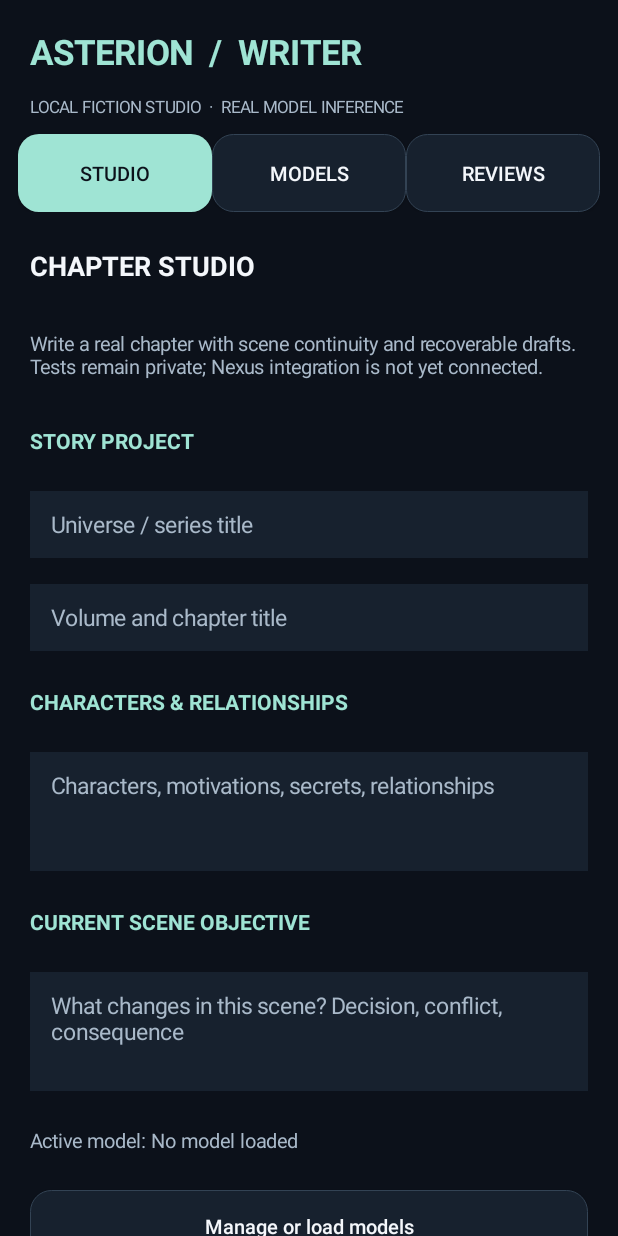
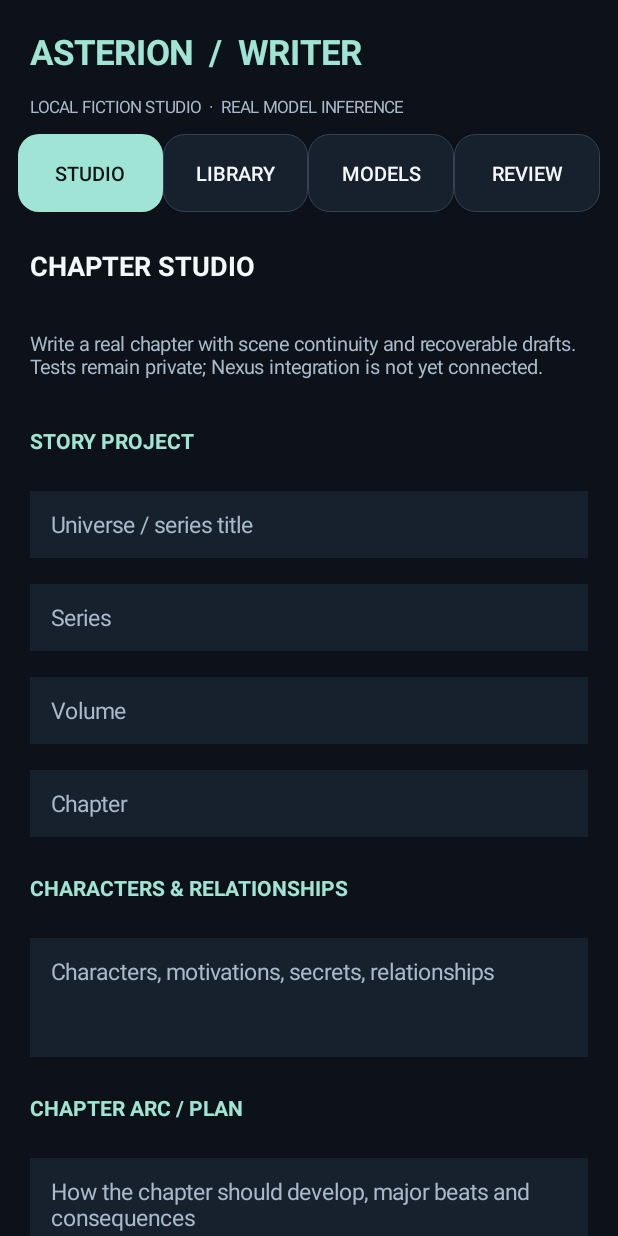
Before and after one commit to Azrazieliz/Asterion-Writing, an Android app: the screen it shows after launch (MainActivity), on a phone screen of 412 x 824 dp. Run offline under Robolectric (Android 15) with nearby library versions, the phone set to English and light mode, and no system bars; libraries missing offline, so code that uses them is left out: com.arm.aichat; 1 statement that could not run was skipped.

Commit message:
Wire structured story state, project navigation, chapter editor and narrative controller into Android

```diff
--- a/app/src/main/java/com/asterion/writing/preview/MainActivity.kt
+++ b/app/src/main/java/com/asterion/writing/preview/MainActivity.kt
@@ -20,6 +20,10 @@ import android.widget.*
 import com.arm.aichat.AiChat
 import com.arm.aichat.InferenceEngine
 import com.asterion.writing.QualityGate
+import com.asterion.writing.NarrativeController
+import com.asterion.writing.SceneObjective
+import com.asterion.writing.ChapterContext
+import com.asterion.writing.AuthoringProfile
 import kotlinx.coroutines.*
 import kotlinx.coroutines.flow.collect
 import kotlinx.coroutines.flow.first
@@ -49,6 +53,12 @@ class MainActivity : Activity() {
     private var segments = 4
     private var projectTitle = ""
     private var chapterTitle = ""
+    private var seriesTitle = ""
+    private var volumeTitle = ""
+    private var chapterPlan = ""
+    private var authorProfile = ""
+    private var pointOfView = ""
+    private var editorGuidance = ""
     private var cast = ""
     private var sceneObjective = ""
     private var downloadProgressView: ProgressBar? = null
@@ -69,16 +79,26 @@ class MainActivity : Activity() {
         generated = WritingTestBench.readCheckpoint(this).ifBlank { prefs.getString("generated", "") ?: "" }
         projectTitle = prefs.getString("project_title", "") ?: ""
         chapterTitle = prefs.getString("chapter_title", "") ?: ""
+        seriesTitle = prefs.getString("series_title", "") ?: ""
+        volumeTitle = prefs.getString("volume_title", "") ?: ""
+        chapterPlan = prefs.getString("chapter_plan", "") ?: ""
+        authorProfile = prefs.getString("author_profile", "") ?: ""
+        pointOfView = prefs.getString("point_of_view", "") ?: ""
+        editorGuidance = prefs.getString("editor_guidance", "") ?: ""
         cast = prefs.getString("cast", "") ?: ""
         sceneObjective = prefs.getString("scene_objective", "") ?: ""
         tokenCap = prefs.getInt("token_cap", 1280)
         contextCap = prefs.getInt("context_cap", 4096)
         segments = prefs.getInt("segments", 4)
+        val current = prefs.getString("active_workspace_id", null)?.let {
+            runCatching { WriterWorkspaceStore(this).get(it) }.getOrNull()
+        }
+        if (current != null) restoreWorkspace(current)
         build()
         handler.post(object: Runnable {
             override fun run() {
                 if (!isFinishing) {
-                    if (tab == 1) {
+                    if (tab == 2) {
                         statusView?.text = prefs.getString(ModelDownloadService.KEY_STATUS, "No active download")
                         downloadProgressView?.progress = prefs.getInt(ModelDownloadService.KEY_PROGRESS, 0)
                         resumeDownloadButton?.isEnabled = ModelDownloadService.resumable(this@MainActivity) &&
@@ -138,16 +158,19 @@ class MainActivity : Activity() {
         outer.addView(header)
         val nav = LinearLayout(this); nav.setPadding(dp(12), 0, dp(12), 0)
         val w = button("STUDIO", { tab = 0; build() }, tab == 0)
-        val m = button("MODELS", { tab = 1; build() }, tab == 1)
-        val r = button("REVIEWS", { tab = 2; build() }, tab == 2)
-        nav.addView(w, LinearLayout.LayoutParams(0, dp(52), 1f)); nav.addView(m, LinearLayout.LayoutParams(0, dp(52), 1f))
+        val l = button("LIBRARY", { tab = 1; build() }, tab == 1)
+        val m = button("MODELS", { tab = 2; build() }, tab == 2)
+        val r = button("REVIEW", { tab = 3; build() }, tab == 3)
+        nav.addView(w, LinearLayout.LayoutParams(0, dp(52), 1f))
+        nav.addView(l, LinearLayout.LayoutParams(0, dp(52), 1f))
+        nav.addView(m, LinearLayout.LayoutParams(0, dp(52), 1f))
         nav.addView(r, LinearLayout.LayoutParams(0, dp(52), 1f))
         outer.addView(nav)
         val scroll = ScrollView(this); scroll.isFillViewport = true
         content = LinearLayout(this); content.orientation = LinearLayout.VERTICAL; content.setPadding(dp(20), dp(8), dp(20), dp(36))
         scroll.addView(content); outer.addView(scroll, LinearLayout.LayoutParams(-1, 0, 1f))
         setContentView(outer)
-        when(tab) { 0 -> writerPage(); 1 -> modelPage(); else -> resultsPage() }
+        when(tab) { 0 -> writerPage(); 1 -> workspacePage(); 2 -> modelPage(); else -> resultsPage() }
     }
     private fun writerPage() {
         group(label("CHAPTER STUDIO", 18f, white, true))
@@ -156,20 +179,30 @@ class MainActivity : Activity() {
         val projectInput = field(projectTitle, 1, "Universe / series title")
         projectInput.addTextChangedListener(watcher { projectTitle = it; prefs.edit().putString("project_title", it).apply() })
         group(projectInput)
-        val chapterInput = field(chapterTitle, 1, "Volume and chapter title")
+        val seriesInput = field(seriesTitle, 1, "Series")
+        seriesInput.addTextChangedListener(watcher { seriesTitle = it; prefs.edit().putString("series_title", it).apply() })
+        group(seriesInput)
+        val volumeInput = field(volumeTitle, 1, "Volume")
+        volumeInput.addTextChangedListener(watcher { volumeTitle = it; prefs.edit().putString("volume_title", it).apply() })
+        group(volumeInput)
+        val chapterInput = field(chapterTitle, 1, "Chapter")
         chapterInput.addTextChangedListener(watcher { chapterTitle = it; prefs.edit().putString("chapter_title", it).apply() })
         group(chapterInput)
         group(label("CHARACTERS & RELATIONSHIPS", 14f, mint, true))
         val castInput = field(cast, 3, "Characters, motivations, secrets, relationships")
         castInput.addTextChangedListener(watcher { cast = it; prefs.edit().putString("cast", it).apply() })
         group(castInput)
+        group(label("CHAPTER ARC / PLAN", 14f, mint, true))
+        val outlineInput = field(chapterPlan, 3, "How the chapter should develop, major beats and consequences")
+        outlineInput.addTextChangedListener(watcher { chapterPlan = it; prefs.edit().putString("chapter_plan", it).apply() })
+        group(outlineInput)
         group(label("CURRENT SCENE OBJECTIVE", 14f, mint, true))
         val objectiveInput = field(sceneObjective, 3, "What changes in this scene? Decision, conflict, consequence")
         objectiveInput.addTextChangedListener(watcher { sceneObjective = it; prefs.edit().putString("scene_objective", it).apply() })
         group(objectiveInput)
         val model = loaded ?: "No model loaded"
         group(label("Active model: $model", 13f, if (loaded == null) muted else mint))
-        group(button("Manage or load models", { tab = 1; build() }))
+        group(button("Manage or load models", { tab = 2; build() }))
         group(button("Use standardized A/B story test", { prompt = WritingTestBench.STANDARD_BRIEF; prefs.edit().putString("prompt", prompt).apply(); build() }))
         group(label("PREMISE & WRITING DIRECTION", 14f, mint, true))
         val promptInput = field(prompt, 5)
@@ -177,6 +210,14 @@ class MainActivity : Activity() {
         group(label("ESTABLISHED CANON / CONTINUITY", 14f, mint, true))
         val canonInput = field(canon, 3, "World rules, established characters, what must stay consistent")
         canonInput.addTextChangedListener(watcher { canon = it; prefs.edit().putString("canon", it).apply() }); group(canonInput)
+        group(label("AUTHORING PROFILE", 14f, mint, true))
+        val profileInput = field(authorProfile, 1, "Narrative style, language, prose density")
+        profileInput.addTextChangedListener(watcher { authorProfile = it; prefs.edit().putString("author_profile", it).apply() })
+        group(profileInput)
+        val povInput = field(pointOfView, 1, "Viewpoint / narration")
+        povInput.addTextChangedListener(watcher { pointOfView = it; prefs.edit().putString("point_of_view", it).apply() })
+        group(povInput)
+        group(button("Save project and draft", { saveCurrentWorkspace() }, true))
         group(button(if (showSampler) "Hide sampler parameters" else "Edit native sampler parameters", {
             showSampler = !showSampler; build()
         }))
@@ -231,6 +272,8 @@ class MainActivity : Activity() {
         group(button("Start new chapter · preserve old draft", { generate(false) }, true))
         group(button("Continue chapter from saved text", { generate(true) }))
         group(button("Stop after current token", { generation?.cancel(); info("Stopping; draft checkpoint will be preserved.") }))
+        group(button("Edit or revise chapter", { editChapter() }))
+        group(button("Review and approve draft", { tab = 3; build() }))
         group(label("LIVE CHAPTER DRAFT", 18f, white, true))
         group(label("Continuations append to the saved draft; they do not reproduce hidden model state or pretend to resume mid-token.", 12f, muted))
         outputView = label(generated.ifBlank { "Your generated prose will appear here. No synthetic sample text is displayed." }, 15f)
@@ -369,10 +412,19 @@ class MainActivity : Activity() {
         val brief = prompt
         val constraints = canon
         val project = projectTitle
+        val series = seriesTitle
+        val volume = volumeTitle
         val chapter = chapterTitle
+        val plan = chapterPlan
+        val profile = authorProfile
+        val viewpoint = pointOfView
+        val workspaceId = prefs.getString("active_workspace_id", null)
         val characters = cast
         val objective = sceneObjective
         val existingDraft = if (continueExisting) generated else ""
+        if (workspaceId != null && WriterWorkspaceStore(this).get(workspaceId)?.approved == true) {
+            info("This chapter is accepted and locked. Fork it from Library to edit."); return
+        }
         if (continueExisting && existingDraft.isBlank()) {
             info("No saved chapter to continue"); return
         }
@@ -396,21 +448,19 @@ class MainActivity : Activity() {
             var problem: String? = null
             try {
                 repeat(passCount) { section ->
-                    val storyState = "Project: " + project.ifBlank { "Untitled" } +
-                        "\nChapter: " + chapter.ifBlank { "Current chapter" } +
-                        "\nCast and relationships: " + characters.ifBlank { "Establish in prose." } +
-                        "\nScene objective: " + objective.ifBlank { "Advance an irreversible choice." } +
-                        "\nPremise: " + brief +
-                        "\nCanon: " + constraints.ifBlank { "None established." }
-                    val instruction = if (text.isEmpty()) {
-                        "Write the opening scene of this original chapter.\n" + storyState +
-                        "\nBegin with meaningful action and natural dialogue; write only prose."
-                    } else {
-                        "Continue this SAME original chapter with NEW prose. Do not repeat, summarize or paraphrase " +
-                        "previous paragraphs. Progress the scene goal, character choices, relationships and consequences.\n" +
-                        storyState + "\nPrevious prose for continuity (not to repeat):\n" +
-                        text.toString().takeLast(3000) + "\nContinue immediately without a recap."
-                    }
+                    // The narrative director builds explicit scene goals; its metadata is not
+                    // automatically promoted to canon until the owner accepts it.
+                    val director = NarrativeController()
+                    val goal = SceneObjective("scene-${section + 1}", workspaceId ?: "local-chapter",
+                        "Scene ${section + 1}", objective.ifBlank { "Develop conflict and its consequences" },
+                        characters.split(',', '\n').map { it.trim() }.filter { it.isNotBlank() }.distinct(),
+                        viewpoint, chronology = section.toLong())
+                    val state = ChapterContext(
+                        project.ifBlank { "Untitled universe" }, series, volume,
+                        chapter.ifBlank { "Current chapter" }, brief,
+                        constraints, characters, plan, emptyList(),
+                        AuthoringProfile(name = "Writer profile", style = profile, viewpoint = viewpoint))
+                    val instruction = director.makeInstruction(state, goal, text.toString(), text.isNotBlank())
                     withContext(Dispatchers.IO) {
                         active.configureSampler(sampling.temperature, sampling.topP, sampling.minP,
                             sampling.repetition, sampling.seed)
@@ -433,6 +483,7 @@ class MainActivity : Activity() {
                                 prefs.edit().putString("generated", generated).apply()
                                 withContext(Dispatchers.IO) {
                                     WritingTestBench.checkpoint(this@MainActivity, generated)
+                                    if (workspaceId != null) WriterWorkspaceStore(this@MainActivity).autosave(workspaceId, generated)
                                 }
                                 lastCheckpoint = now
                             }
@@ -441,7 +492,10 @@ class MainActivity : Activity() {
                     if (!emittedInSegment) error("Native engine returned no text for scene ${section + 1}")
                     finishedSegments++
                     generated = text.toString()
-                    withContext(Dispatchers.IO) { WritingTestBench.checkpoint(this@MainActivity, generated) }
+                    withContext(Dispatchers.IO) {
+                        WritingTestBench.checkpoint(this@MainActivity, generated)
+                        if (workspaceId != null) WriterWorkspaceStore(this@MainActivity).autosave(workspaceId, generated)
+                    }
                     if(section + 1 < passCount && text.isNotEmpty()) text.append("\n\n")
                     if(text.isEmpty()) error("Native engine returned no text")
                 }
@@ -457,6 +511,7 @@ class MainActivity : Activity() {
                     .count { it.severity.name == "BLOCK" }
                 withContext(NonCancellable + Dispatchers.IO) {
                     WritingTestBench.checkpoint(this@MainActivity, generated)
+                    if (workspaceId != null) WriterWorkspaceStore(this@MainActivity).autosave(workspaceId, generated)
                     WritingTestBench.saveRun(this@MainActivity, trialModel, brief, generated, sampling,
                         ctx, cap, finishedSegments, elapsed, firstTextMs, chunks, status, flags)
                 }
```
